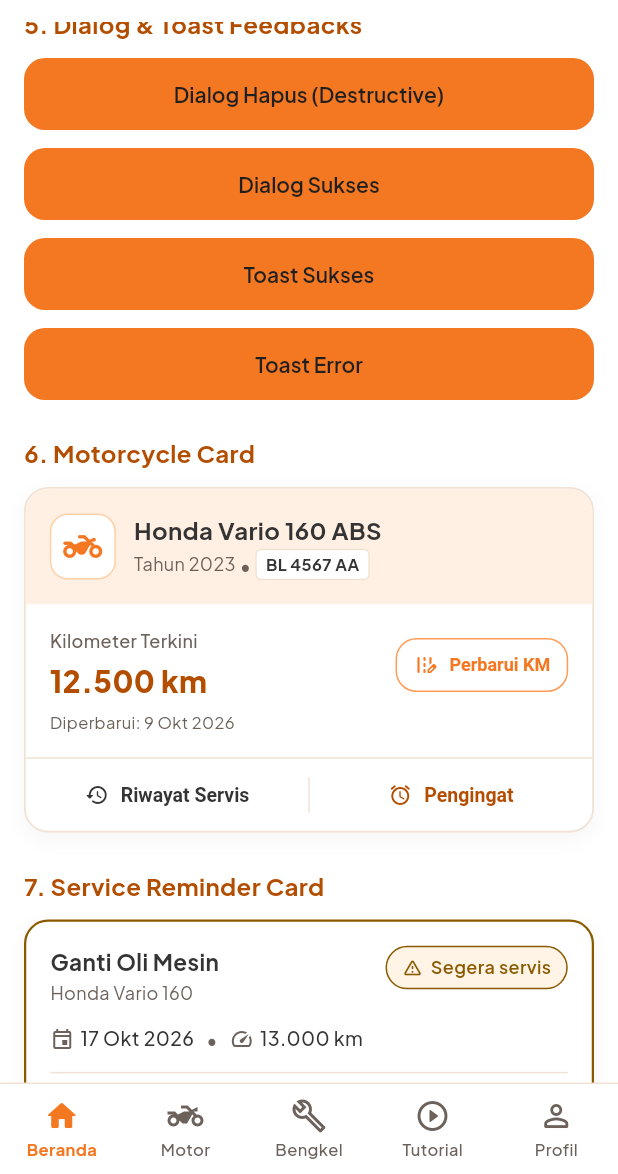
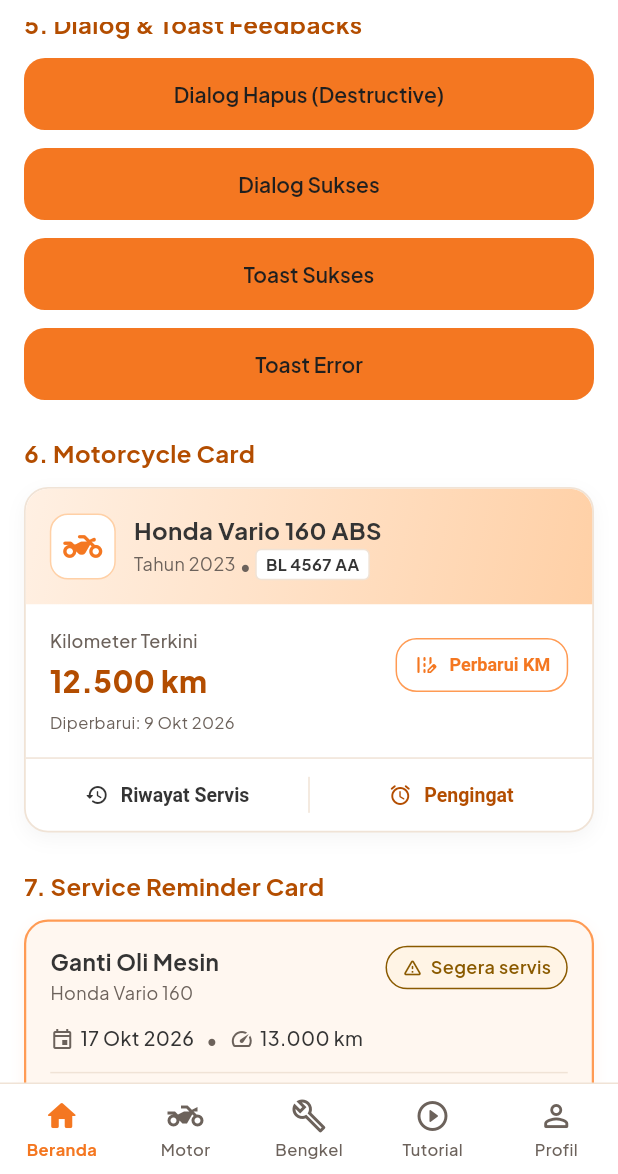
Before and after one commit to Astaa25/MOTOCare, a Flutter app: the ComponentCatalogScreen screen opened by its route, scrolled down 1152 dp, on a phone screen of 412 x 824 dp, the part 62-1236 px from its top. Run offline on Flutter 3.47's test engine with Material 3 defaults, Android fonts, the phone set to English and light mode, and no system bars; our stand-ins replace flutter_riverpod, go_router, google_fonts.

Commit message:
feat(theme): terapkan gradien dan palet warna design system motocare

```diff
--- a/lib/core/theme/app_colors.dart
+++ b/lib/core/theme/app_colors.dart
@@ -56,6 +56,27 @@ abstract class AppColors {
     ],
   );
 
+  /// Gradasi kartu kendaraan dashboard (#FFF0E3 → #FFD0A6)
+  static const LinearGradient vehicleCardGradient = LinearGradient(
+    begin: Alignment.topLeft,
+    end: Alignment.bottomRight,
+    colors: <Color>[
+      Color(0xFFFFF0E3), // Soft Cream
+      Color(0xFFFFD0A6), // Peach Orange
+    ],
+  );
+
+  /// Rekomendasi gradien utama: Soft Cream → Peach → Warm Orange
+  static const LinearGradient heroCareGradient = LinearGradient(
+    begin: Alignment.topLeft,
+    end: Alignment.bottomRight,
+    colors: <Color>[
+      Color(0xFFFFF0E3), // Soft Cream
+      Color(0xFFFFD0A6), // Peach Orange
+      Color(0xFFFF9B54), // Soft / Warm Orange
+    ],
+  );
+
   /// Gradasi aksen tombol atau badge
   static const LinearGradient primaryGradient = LinearGradient(
     begin: Alignment.topLeft,
--- a/lib/core/widgets/motorcycle_card.dart
+++ b/lib/core/widgets/motorcycle_card.dart
@@ -10,6 +10,7 @@ class MotorcycleCard extends StatelessWidget {
   final String? licensePlate;
   final int currentMileage;
   final DateTime? mileageUpdatedAt;
+  final Widget? statusBadge;
   final VoidCallback? onUpdateMileage;
   final VoidCallback? onViewServices;
   final VoidCallback? onViewReminders;
@@ -23,6 +24,7 @@ class MotorcycleCard extends StatelessWidget {
     this.licensePlate,
     required this.currentMileage,
     this.mileageUpdatedAt,
+    this.statusBadge,
     this.onUpdateMileage,
     this.onViewServices,
     this.onViewReminders,
@@ -50,11 +52,11 @@ class MotorcycleCard extends StatelessWidget {
         child: Column(
           crossAxisAlignment: CrossAxisAlignment.start,
           children: <Widget>[
-            // Header kartu dengan ikon dan nama motor
+            // Header kartu dengan gradien #FFF0E3 → #FFD0A6 (Soft Cream → Peach Orange)
             Container(
               padding: const EdgeInsets.all(16),
               decoration: const BoxDecoration(
-                color: AppColors.cream,
+                gradient: AppColors.vehicleCardGradient,
                 borderRadius: BorderRadius.vertical(top: Radius.circular(15)),
               ),
               child: Row(
@@ -121,6 +123,7 @@ class MotorcycleCard extends StatelessWidget {
                       ],
                     ),
                   ),
+                  ?statusBadge,
                 ],
               ),
             ),
--- a/lib/core/widgets/service_reminder_card.dart
+++ b/lib/core/widgets/service_reminder_card.dart
@@ -50,12 +50,16 @@ class ServiceReminderCard extends StatelessWidget {
       child: Container(
         padding: const EdgeInsets.all(16),
         decoration: BoxDecoration(
-          color: AppColors.background,
+          color: status == 'overdue'
+              ? const Color(0xFFFFF2F2) // Latar merah lembut untuk terlambat
+              : (status == 'near'
+                  ? const Color(0xFFFFF7F0) // Latar krem-oranye untuk mendekati
+                  : AppColors.background),
           borderRadius: BorderRadius.circular(16),
           border: Border.all(
-            color: isSevere
-                ? (status == 'overdue' ? AppColors.error : AppColors.warning)
-                : AppColors.border,
+            color: status == 'overdue'
+                ? AppColors.error
+                : (status == 'near' ? AppColors.orangeSoft : AppColors.border),
             width: isSevere ? 1.5 : 1.0,
           ),
           boxShadow: <BoxShadow>[
@@ -63,7 +67,7 @@ class ServiceReminderCard extends StatelessWidget {
               color: isSevere
                   ? (status == 'overdue'
                       ? AppColors.error.withValues(alpha: 0.08)
-                      : AppColors.warning.withValues(alpha: 0.08))
+                      : AppColors.primary.withValues(alpha: 0.08))
                   : Colors.black.withValues(alpha: 0.03),
               blurRadius: 8,
               offset: const Offset(0, 3),
```
